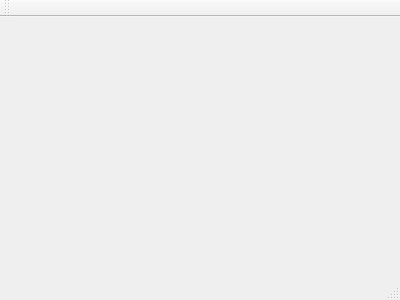
First picture: the form in Superviseur/fen_superviseur.ui, repository SNIRNagios/Remy, before the edit.
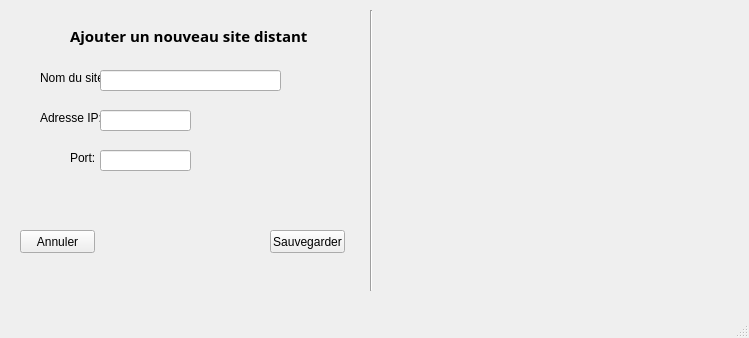
Second picture: the form after the edit.

Commit message: Mise à jour fichier superviseur

The edit to the form file:
```diff
--- a/Superviseur/fen_superviseur.ui
+++ b/Superviseur/fen_superviseur.ui
@@ -1,24 +1,162 @@
 <ui version="4.0">
  <class>FEN_Superviseur</class>
- <widget class="QMainWindow" name="FEN_Superviseur" >
-  <property name="geometry" >
+ <widget class="QMainWindow" name="FEN_Superviseur">
+  <property name="geometry">
    <rect>
     <x>0</x>
     <y>0</y>
-    <width>400</width>
-    <height>300</height>
+    <width>749</width>
+    <height>338</height>
    </rect>
   </property>
   <property name="windowTitle" >
    <string>FEN_Superviseur</string>
   </property>
-  <widget class="QMenuBar" name="menuBar" />
-  <widget class="QToolBar" name="mainToolBar" />
-  <widget class="QWidget" name="centralWidget" />
-  <widget class="QStatusBar" name="statusBar" />
+  <widget class="QWidget" name="centralWidget">
+   <widget class="QLabel" name="ConfigurerLeSuperviseur">
+    <property name="geometry">
+     <rect>
+      <x>70</x>
+      <y>20</y>
+      <width>241</width>
+      <height>31</height>
+     </rect>
+    </property>
+    <property name="font">
+     <font>
+      <family>Arial Unicode MS</family>
+      <pointsize>11</pointsize>
+      <weight>75</weight>
+      <bold>true</bold>
+      <underline>false</underline>
+     </font>
+    </property>
+    <property name="text">
+     <string>Ajouter un nouveau site distant</string>
+    </property>
+   </widget>
+   <widget class="QLabel" name="label">
+    <property name="geometry">
+     <rect>
+      <x>40</x>
+      <y>70</y>
+      <width>71</width>
+      <height>16</height>
+     </rect>
+    </property>
+    <property name="text">
+     <string>Nom du site:</string>
+    </property>
+   </widget>
+   <widget class="QLabel" name="label_2">
+    <property name="geometry">
+     <rect>
+      <x>40</x>
+      <y>110</y>
+      <width>61</width>
+      <height>16</height>
+     </rect>
+    </property>
+    <property name="text">
+     <string>Adresse IP:</string>
+    </property>
+   </widget>
+   <widget class="QLabel" name="label_3">
+    <property name="geometry">
+     <rect>
+      <x>70</x>
+      <y>150</y>
+      <width>31</width>
+      <height>16</height>
+     </rect>
+    </property>
+    <property name="text">
+     <string>Port:</string>
+    </property>
+   </widget>
+   <widget class="QPushButton" name="PB_Annuler">
+    <property name="geometry">
+     <rect>
+      <x>20</x>
+      <y>230</y>
+      <width>75</width>
+      <height>23</height>
+     </rect>
+    </property>
+    <property name="text">
+     <string>Annuler</string>
+    </property>
+   </widget>
+   <widget class="QPushButton" name="PB_Valider">
+    <property name="geometry">
+     <rect>
+      <x>270</x>
+      <y>230</y>
+      <width>75</width>
+      <height>23</height>
+     </rect>
+    </property>
+    <property name="text">
+     <string>Sauvegarder</string>
+    </property>
+   </widget>
+   <widget class="Line" name="line">
+    <property name="geometry">
+     <rect>
+      <x>363</x>
+      <y>10</y>
+      <width>16</width>
+      <height>281</height>
+     </rect>
+    </property>
+    <property name="orientation">
+     <enum>Qt::Vertical</enum>
+    </property>
+   </widget>
+   <widget class="QLineEdit" name="LE_AdresseIP">
+    <property name="geometry">
+     <rect>
+      <x>100</x>
+      <y>110</y>
+      <width>91</width>
+      <height>21</height>
+     </rect>
+    </property>
+   </widget>
+   <widget class="QLineEdit" name="LE_Port">
+    <property name="geometry">
+     <rect>
+      <x>100</x>
+      <y>150</y>
+      <width>91</width>
+      <height>21</height>
+     </rect>
+    </property>
+   </widget>
+   <widget class="QLineEdit" name="LE_NomSite">
+    <property name="geometry">
+     <rect>
+      <x>100</x>
+      <y>70</y>
+      <width>181</width>
+      <height>21</height>
+     </rect>
+    </property>
+   </widget>
+  </widget>
+  <widget class="QMenuBar" name="menuBar">
+   <property name="geometry">
+    <rect>
+     <x>0</x>
+     <y>0</y>
+     <width>749</width>
+     <height>21</height>
+    </rect>
+   </property>
+  </widget>
+  <widget class="QStatusBar" name="statusBar"/>
  </widget>
- <layoutDefault spacing="6" margin="11" />
- <pixmapfunction></pixmapfunction>
+ <layoutdefault spacing="6" margin="11"/>
  <resources/>
  <connections/>
 </ui>
```
Left out of the diff: 3 changed lines with no effect on the pictures. The commit also changes 18 other files.
